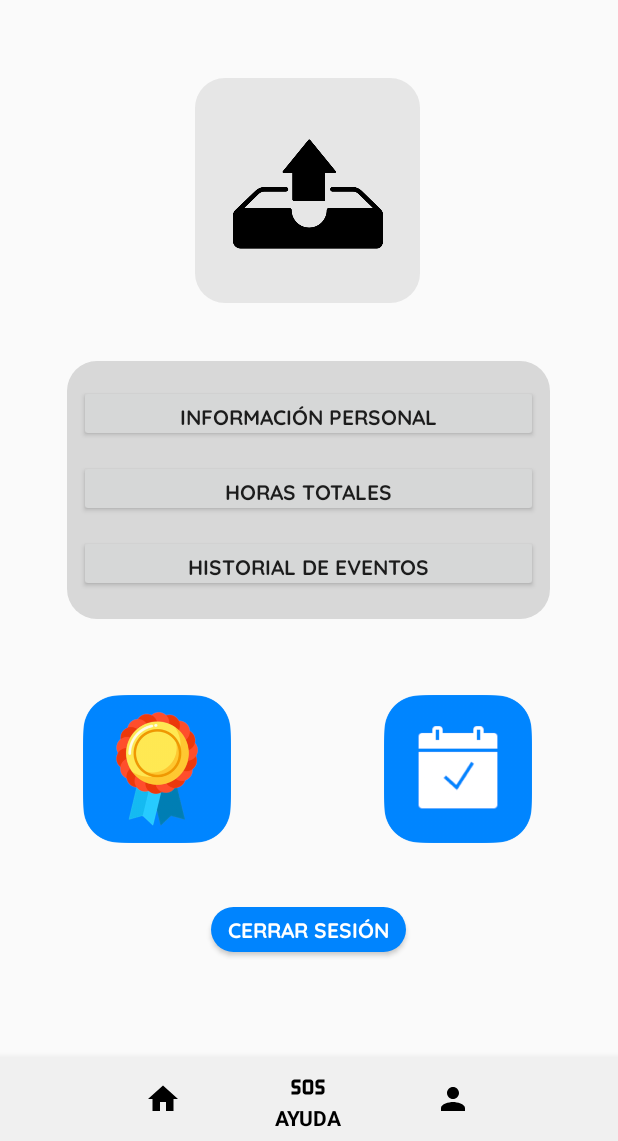
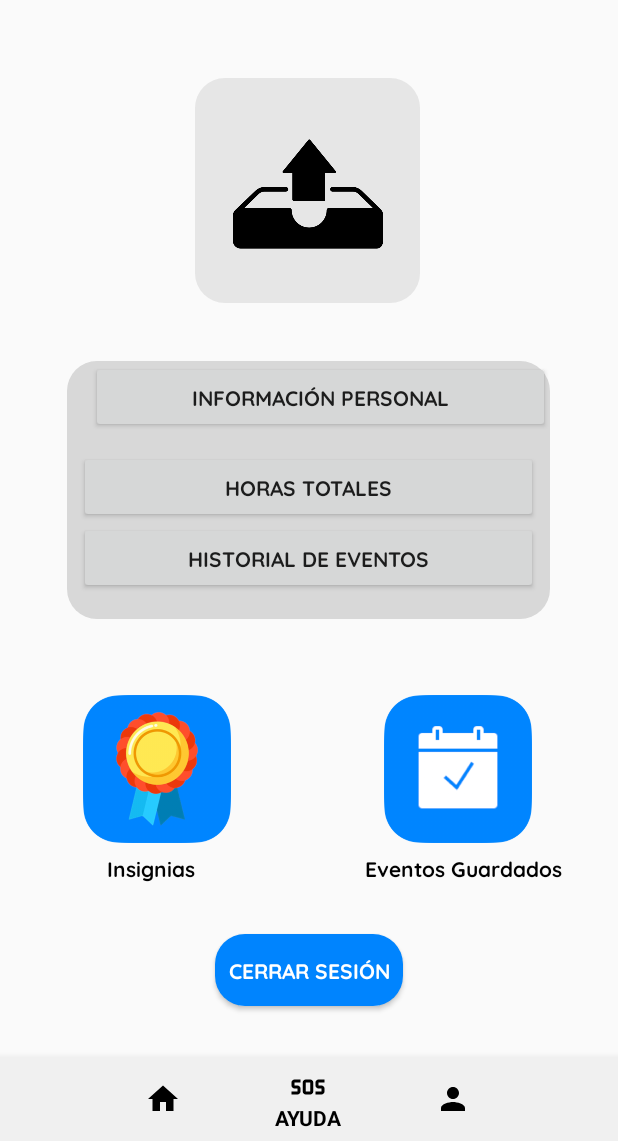
Before and after one commit to CruzPer823/voluntariaRed, an Android app: the UserPageActivity screen opened directly, with no data from a screen before it, item 2 of the bottom bar chosen, on a phone screen of 412 x 824 dp, the part 95-1236 px from its top. Run offline under Robolectric (Android 15) with nearby library versions, the phone set to English and light mode, and no system bars.

Commit message:
2nd version of navigation in bottom menu bar

```diff
--- a/app/src/main/java/com/example/voluntaria360/UserPageActivity.java
+++ b/app/src/main/java/com/example/voluntaria360/UserPageActivity.java
@@ -33,7 +33,25 @@ public class UserPageActivity extends AppCompatActivity {
         super.onCreate(savedInstanceState);
         setContentView(R.layout.activity_user_page);
         BottomNavigationView navigation = findViewById(R.id.barra_Menu);
-        navigation.setOnNavigationItemSelectedListener(mOnNavigationItemSelectedListener);
+        navigation.setSelectedItemId(R.id.thirdFragment);
+
+        navigation.setOnNavigationItemSelectedListener(new BottomNavigationView.OnNavigationItemSelectedListener() {
+            @Override
+            public boolean onNavigationItemSelected(@NonNull MenuItem item) {
+
+                int itemId = item.getItemId();
+                if (itemId == R.id.firstFragment) {
+                    startActivity(new Intent(getApplicationContext(), EventoFragmentActivity.class));
+                    overridePendingTransition(0,0);
+                    return true;
+                } else if (itemId == R.id.secondFragment) {
+                    return true;
+                } else if (itemId == R.id.thirdFragment) {
+                    return true;
+                }
+                return false;
+            }
+        });
 
         Button uploadPic = findViewById(R.id.uploadPic);
         uploadPic.setOnClickListener(new View.OnClickListener() {
@@ -85,31 +103,5 @@ public class UserPageActivity extends AppCompatActivity {
             return BitmapFactory.decodeStream(c.getContentResolver().openInputStream(uri), null, o2);
     }
 
-    private final BottomNavigationView.OnNavigationItemSelectedListener mOnNavigationItemSelectedListener = new BottomNavigationView.OnNavigationItemSelectedListener() {
-        @SuppressLint("NonConstantResourceId")
-        @Override
-        public boolean onNavigationItemSelected(@NonNull MenuItem item) {
-            int itemId = item.getItemId();
-            if (itemId == R.id.firstFragment) {
-                startActivity(new Intent(getApplicationContext(), EventoFragmentActivity.class));
-                overridePendingTransition(0,0);
-                return true;
-            } else if (itemId == R.id.secondFragment) {
-                loadFragment(secondFragment);
-                return true;
-            } else if (itemId == R.id.thirdFragment) {
-                startActivity(new Intent(getApplicationContext(), UserPageActivity.class));
-                overridePendingTransition(0,0);
-                return true;
-            }
-            return false;
-        }
-
-        public void loadFragment(Fragment fragment){
-            FragmentTransaction transaction = getSupportFragmentManager().beginTransaction();
-            transaction.replace(R.id.container_Menu,fragment);
-            transaction.commit();
-        }
-    };
 
 }
--- /dev/null
+++ b/app/src/main/res/drawable/roundcorner1.xml
@@ -0,0 +1,5 @@
+<?xml version="1.0" encoding="utf-8"?>
+<selector xmlns:android="http://schemas.android.com/apk/res/android">
+    <item android:state_pressed="false" android:drawable="@drawable/roundcorner"/>
+    <item android:state_pressed="true" android:drawable="@drawable/roundcorner_pressed"/>
+</selector>
--- a/app/src/main/res/layout/activity_badges.xml
+++ b/app/src/main/res/layout/activity_badges.xml
@@ -27,7 +27,6 @@
         android:layout_alignParentEnd="true"
         android:layout_alignParentRight="true"
         android:layout_alignParentBottom="true"
-        android:elevation="8dp"
         app:labelVisibilityMode="selected"
         app:layout_constraintBottom_toBottomOf="parent"
         app:menu="@menu/barra_menu" />
--- a/app/src/main/res/layout/activity_main.xml
+++ b/app/src/main/res/layout/activity_main.xml
@@ -76,7 +76,7 @@
         android:ems="10"
         android:fontFamily="@font/quicksand_medium"
         android:foregroundTint="#969696"
-        android:hint="Nombre de Usuario..."
+        android:hint="Correo..."
         android:inputType="text"
         android:minHeight="48dp"
         android:textColor="#605858"
--- a/app/src/main/res/layout/activity_user_page.xml
+++ b/app/src/main/res/layout/activity_user_page.xml
@@ -21,7 +21,7 @@
         app:layout_constraintBottom_toBottomOf="parent"
         app:layout_constraintEnd_toEndOf="parent"
         app:layout_constraintStart_toStartOf="parent"
-        app:menu="@menu/barra_menu" />
+        app:menu="@menu/barra_menu"/>
 
     <TextView
         android:id="@+id/AppLabel"
@@ -141,36 +141,37 @@
 
     <Button
         android:id="@+id/button3"
-        android:layout_width="130dp"
-        android:layout_height="30dp"
+        android:layout_width="125dp"
+        android:layout_height="48dp"
         android:background="@drawable/bluetbtn"
         android:fontFamily="@font/quicksand_bold"
         android:text="Cerrar Sesión"
         android:textColor="#FFFFFF"
         app:layout_constraintBottom_toBottomOf="parent"
         app:layout_constraintEnd_toEndOf="parent"
-        app:layout_constraintHorizontal_bias="0.498"
         app:layout_constraintStart_toStartOf="parent"
         app:layout_constraintTop_toTopOf="@+id/button"
-        app:layout_constraintVertical_bias="0.53"
+        app:layout_constraintVertical_bias="0.641"
         tools:ignore="HardcodedText,TouchTargetSizeCheck,TextSizeCheck" />
 
     <Button
         android:id="@+id/button5"
         android:layout_width="306dp"
-        android:layout_height="38dp"
+        android:layout_height="48dp"
         android:fontFamily="@font/quicksand_bold"
         android:text="Información Personal"
         app:layout_constraintBottom_toBottomOf="@+id/imageView5"
         app:layout_constraintEnd_toEndOf="@+id/imageView5"
+        app:layout_constraintHorizontal_bias="1.0"
         app:layout_constraintStart_toStartOf="@+id/imageView5"
         app:layout_constraintTop_toTopOf="@+id/imageView5"
-        app:layout_constraintVertical_bias="0.119" />
+        app:layout_constraintVertical_bias="0.0"
+        tools:ignore="HardcodedText" />
 
     <Button
         android:id="@+id/button6"
         android:layout_width="306dp"
-        android:layout_height="38dp"
+        android:layout_height="48dp"
         android:layout_marginTop="12dp"
         android:fontFamily="@font/quicksand_bold"
         android:text="Horas Totales"
@@ -178,18 +179,50 @@
         app:layout_constraintEnd_toEndOf="@+id/imageView5"
         app:layout_constraintStart_toStartOf="@+id/imageView5"
         app:layout_constraintTop_toBottomOf="@+id/button5"
-        app:layout_constraintVertical_bias="0.0" />
+        app:layout_constraintVertical_bias="0.8"
+        tools:ignore="HardcodedText" />
 
     <Button
         android:id="@+id/button7"
         android:layout_width="306dp"
-        android:layout_height="38dp"
+        android:layout_height="48dp"
         android:fontFamily="@font/quicksand_bold"
         android:text="Historial de Eventos"
         app:layout_constraintBottom_toBottomOf="@+id/imageView5"
         app:layout_constraintEnd_toEndOf="@+id/imageView5"
         app:layout_constraintStart_toStartOf="@+id/imageView5"
         app:layout_constraintTop_toTopOf="@+id/imageView5"
-        app:layout_constraintVertical_bias="0.865" />
+        app:layout_constraintVertical_bias="0.865"
+        tools:ignore="HardcodedText" />
+
+    <TextView
+        android:id="@+id/textView3"
+        android:layout_width="wrap_content"
+        android:layout_height="wrap_content"
+        android:fontFamily="@font/quicksand_bold"
+        android:text="Insignias"
+        android:textColor="#000000"
+        android:textStyle="bold"
+        app:layout_constraintBottom_toBottomOf="parent"
+        app:layout_constraintEnd_toEndOf="parent"
+        app:layout_constraintHorizontal_bias="0.201"
+        app:layout_constraintStart_toStartOf="parent"
+        app:layout_constraintTop_toBottomOf="@+id/button"
+        app:layout_constraintVertical_bias="0.032" />
+
+    <TextView
+        android:id="@+id/textView4"
+        android:layout_width="wrap_content"
+        android:layout_height="wrap_content"
+        android:fontFamily="@font/quicksand_bold"
+        android:text="Eventos Guardados"
+        android:textColor="#000000"
+        android:textStyle="bold"
+        app:layout_constraintBottom_toBottomOf="parent"
+        app:layout_constraintEnd_toEndOf="parent"
+        app:layout_constraintHorizontal_bias="0.87"
+        app:layout_constraintStart_toStartOf="parent"
+        app:layout_constraintTop_toBottomOf="@+id/button2"
+        app:layout_constraintVertical_bias="0.032" />
 
 </androidx.constraintlayout.widget.ConstraintLayout>
--- a/app/src/main/res/menu/barra_menu.xml
+++ b/app/src/main/res/menu/barra_menu.xml
@@ -4,7 +4,7 @@
     <item
         android:id="@+id/firstFragment"
         android:icon="@drawable/home"
-        android:title="Inicio"/>
+        android:title="Inicio" />
     <item
         android:id="@+id/secondFragment"
         android:icon="@drawable/sos"
```
Also changed, not shown: app/src/main/java/com/example/voluntaria360/BadgesActivity.java (+11 -15 lines), app/src/main/java/com/example/voluntaria360/EventoFragmentActivity.java (+23 -27 lines), app/src/main/res/drawable/roundcorner_pressed.xml (added, +7 -0 lines), app/src/main/res/layout/activity_eventofragment.xml (+17 -18 lines), app/src/main/res/layout/activity_login.xml (+9 -7 lines).
